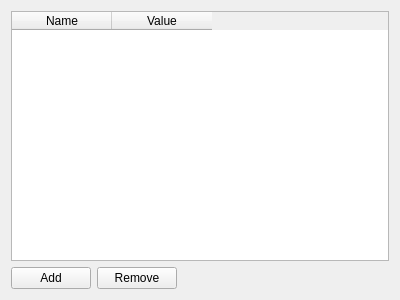
Before: the Qt Designer form propertyeditor.ui in skyrpex/Jam-Editor, drawn with Qt 5.
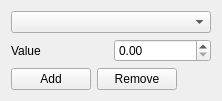
After: the same form once the commit is applied.

The edit to the form file:
```diff
--- a/propertyeditor.ui
+++ b/propertyeditor.ui
@@ -6,8 +6,8 @@
    <rect>
     <x>0</x>
     <y>0</y>
-    <width>400</width>
-    <height>300</height>
+    <width>222</width>
+    <height>97</height>
    </rect>
   </property>
   <property name="windowTitle">
@@ -15,18 +15,21 @@
   </property>
   <layout class="QVBoxLayout" name="verticalLayout">
    <item>
-    <widget class="QTableWidget" name="tableWidget">
-     <column>
-      <property name="text">
-       <string>Name</string>
-      </property>
-     </column>
-     <column>
-      <property name="text">
-       <string>Value</string>
-      </property>
-     </column>
-    </widget>
+    <widget class="QComboBox" name="comboBox"/>
+   </item>
+   <item>
+    <layout class="QHBoxLayout" name="horizontalLayout_2">
+     <item>
+      <widget class="QLabel" name="label">
+       <property name="text">
+        <string>Value</string>
+       </property>
+      </widget>
+     </item>
+     <item>
+      <widget class="QDoubleSpinBox" name="doubleSpinBox"/>
+     </item>
+    </layout>
    </item>
    <item>
     <layout class="QHBoxLayout" name="horizontalLayout">
@@ -59,6 +62,19 @@
      </item>
     </layout>
    </item>
+   <item>
+    <spacer name="verticalSpacer">
+     <property name="orientation">
+      <enum>Qt::Vertical</enum>
+     </property>
+     <property name="sizeHint" stdset="0">
+      <size>
+       <width>20</width>
+       <height>40</height>
+      </size>
+     </property>
+    </spacer>
+   </item>
   </layout>
  </widget>
  <resources/>
```
